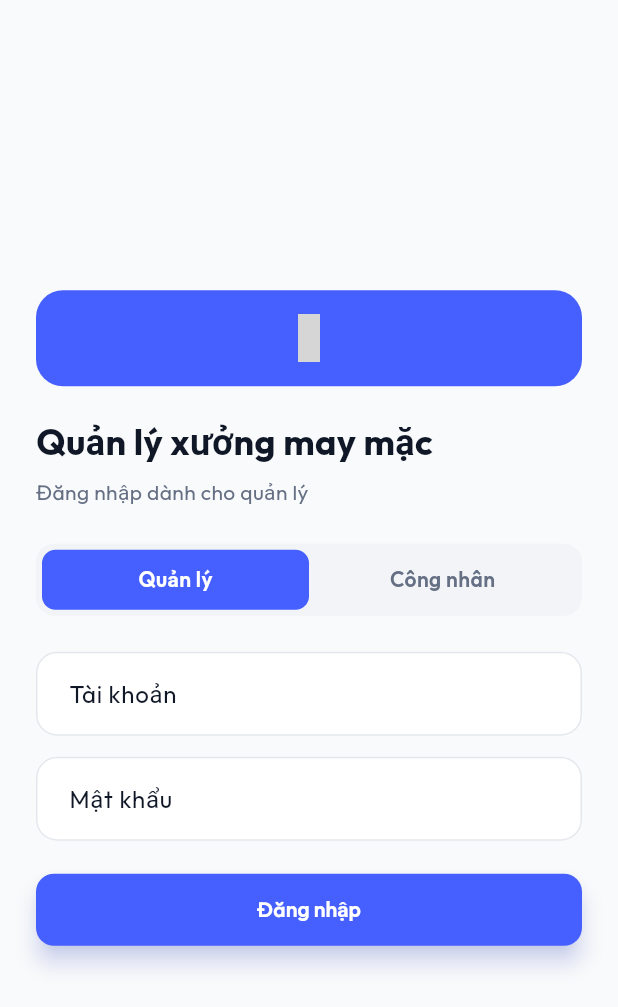
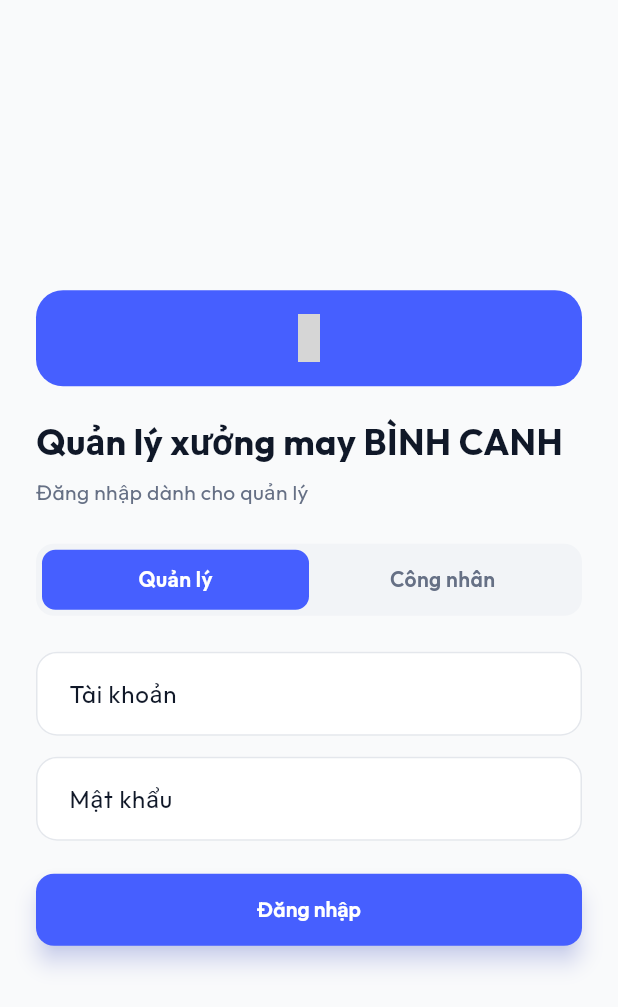
Before and after one commit to truongmanhdung/quanlyxuongmay-be, a Flutter app: the screen it shows after launch, on a phone screen of 412 x 824 dp. Shown: the top 1007 px of the screen. Run offline on Flutter 3.47's test engine with Material 3 defaults, Android fonts, the phone set to English and light mode, and no system bars; our stand-ins replace animated_notch_bottom_bar, firebase_core, firebase_messaging, flutter_animate, google_fonts, iconsax_flutter and 4 more; accounts and stored records are empty; grey boxes are pictures that could not be loaded.

Commit message:
fix: change

```diff
--- a/app/lib/main.dart
+++ b/app/lib/main.dart
@@ -47,7 +47,7 @@ class MainApp extends StatelessWidget {
         ),
       ],
       child: MaterialApp(
-        title: 'Quản lý xưởng may mặc',
+        title: 'Quản lý xưởng may BÌNH CANH',
         debugShowCheckedModeBanner: false,
         theme: buildAppTheme(brightness: Brightness.light),
         darkTheme: buildAppTheme(brightness: Brightness.dark),
@@ -127,7 +127,7 @@ class _StartupLoadingScreenState extends State<_StartupLoadingScreen> {
               ),
               const SizedBox(height: 20),
               Text(
-                'Quản lý xưởng may mặc',
+                'Quản lý xưởng may BÌNH CANH',
                 style: TextStyle(fontSize: 20, fontWeight: FontWeight.w700, color: isDark ? Colors.white : AppColors.gray900),
               ),
               const SizedBox(height: 24),
--- a/app/lib/models/batch.dart
+++ b/app/lib/models/batch.dart
@@ -28,9 +28,9 @@ String batchStatusLabel(BatchStatus status) {
 class Batch {
   final String id;
   final String code;
-  // co the null neu mau hang da bi xoa sau khi tao lo hang
+  // co the null neu mau hang / khach hang da bi xoa sau khi tao lo hang
   final ProductRef? product;
-  final CustomerRef customer;
+  final CustomerRef? customer;
   final double? plannedQuantity;
   final BatchStatus status;
   final String? note;
@@ -53,7 +53,7 @@ class Batch {
         id: json['_id'] as String,
         code: json['code'] as String,
         product: json['product'] != null ? ProductRef.fromJson(json['product'] as Map<String, dynamic>) : null,
-        customer: CustomerRef.fromJson(json['customer'] as Map<String, dynamic>),
+        customer: json['customer'] != null ? CustomerRef.fromJson(json['customer'] as Map<String, dynamic>) : null,
         plannedQuantity: (json['plannedQuantity'] as num?)?.toDouble(),
         status: batchStatusFromString(json['status'] as String? ?? 'dang_lam'),
         note: json['note'] as String?,
--- a/app/lib/models/defect_report.dart
+++ b/app/lib/models/defect_report.dart
@@ -9,9 +9,9 @@ String defectTypeLabel(DefectType type) => type == DefectType.traLai ? 'Khách t
 
 class DefectReport {
   final String id;
-  // co the null neu mau hang da bi xoa sau khi tao bao cao loi
+  // co the null neu mau hang / khach hang da bi xoa sau khi tao bao cao loi
   final ProductRef? product;
-  final CustomerRef customer;
+  final CustomerRef? customer;
   final double quantity;
   final DefectType type;
   final String? reason;
@@ -30,7 +30,7 @@ class DefectReport {
   factory DefectReport.fromJson(Map<String, dynamic> json) => DefectReport(
         id: json['_id'] as String,
         product: json['product'] != null ? ProductRef.fromJson(json['product'] as Map<String, dynamic>) : null,
-        customer: CustomerRef.fromJson(json['customer'] as Map<String, dynamic>),
+        customer: json['customer'] != null ? CustomerRef.fromJson(json['customer'] as Map<String, dynamic>) : null,
         quantity: (json['quantity'] as num).toDouble(),
         type: defectTypeFromString(json['type'] as String? ?? 'hong'),
         reason: json['reason'] as String?,
--- a/app/lib/models/order.dart
+++ b/app/lib/models/order.dart
@@ -35,7 +35,8 @@ class Order {
   final String id;
   final String code;
   final String type; // nhap | xuat
-  final CustomerRef customer;
+  // co the null neu khach hang da bi xoa sau khi tao don hang
+  final CustomerRef? customer;
   final DateTime date;
   final String? note;
   final List<OrderDetail> details;
@@ -54,7 +55,7 @@ class Order {
         id: json['_id'] as String,
         code: json['code'] as String,
         type: json['type'] as String,
-        customer: CustomerRef.fromJson(json['customer'] as Map<String, dynamic>),
+        customer: json['customer'] != null ? CustomerRef.fromJson(json['customer'] as Map<String, dynamic>) : null,
         date: DateTime.parse(json['date'] as String),
         note: json['note'] as String?,
         details: (json['details'] as List<dynamic>? ?? [])
--- a/app/lib/models/product.dart
+++ b/app/lib/models/product.dart
@@ -27,7 +27,8 @@ class ProcessStage {
 class Product {
   final String id;
   final String name;
-  final CustomerRef customer;
+  // co the null neu khach hang da bi xoa sau khi tao mau hang
+  final CustomerRef? customer;
   final String? unit;
   final double standardPrice;
   final bool active;
@@ -48,7 +49,7 @@ class Product {
   factory Product.fromJson(Map<String, dynamic> json) => Product(
         id: json['_id'] as String,
         name: json['name'] as String,
-        customer: CustomerRef.fromJson(json['customer'] as Map<String, dynamic>),
+        customer: json['customer'] != null ? CustomerRef.fromJson(json['customer'] as Map<String, dynamic>) : null,
         unit: json['unit'] as String?,
         standardPrice: (json['standardPrice'] as num?)?.toDouble() ?? 0,
         active: json['active'] as bool? ?? true,
--- a/app/lib/models/production_report.dart
+++ b/app/lib/models/production_report.dart
@@ -18,8 +18,8 @@ ReportStatus reportStatusFromString(String value) {
 class ProductionReport {
   final String id;
   final WorkerRef worker;
-  final CustomerRef customer;
-  // co the null neu mau hang / cong doan da bi xoa sau khi bao cao duoc gui
+  // co the null neu khach hang / mau hang / cong doan da bi xoa sau khi bao cao duoc gui
+  final CustomerRef? customer;
   final ProductRef? product;
   final ProcessStageRef? processStage;
   final String? batchNumber;
@@ -48,7 +48,7 @@ class ProductionReport {
   factory ProductionReport.fromJson(Map<String, dynamic> json) => ProductionReport(
         id: json['_id'] as String,
         worker: WorkerRef.fromJson(json['worker'] as Map<String, dynamic>),
-        customer: CustomerRef.fromJson(json['customer'] as Map<String, dynamic>),
+        customer: json['customer'] != null ? CustomerRef.fromJson(json['customer'] as Map<String, dynamic>) : null,
         product: json['product'] != null ? ProductRef.fromJson(json['product'] as Map<String, dynamic>) : null,
         processStage: json['processStage'] != null
             ? ProcessStageRef.fromJson(json['processStage'] as Map<String, dynamic>)
--- a/app/lib/screens/auth/login_screen.dart
+++ b/app/lib/screens/auth/login_screen.dart
@@ -76,7 +76,7 @@ class _LoginScreenState extends State<LoginScreen> {
                   ),
                   const SizedBox(height: 20),
                   Text(
-                    'Quản lý xưởng may mặc',
+                    'Quản lý xưởng may BÌNH CANH',
                     style: TextStyle(
                       fontSize: 24,
                       fontWeight: FontWeight.w700,
--- a/app/lib/screens/manager/batches_screen.dart
+++ b/app/lib/screens/manager/batches_screen.dart
@@ -241,7 +241,7 @@ class _BatchesScreenState extends State<BatchesScreen> {
                                 child: ListTile(
                                   title: Text(b.code, style: const TextStyle(fontWeight: FontWeight.w600)),
                                   subtitle: Text(
-                                    '${b.product?.name ?? "(mẫu hàng đã xoá)"} · ${b.customer.name}\n'
+                                    '${b.product?.name ?? "(mẫu hàng đã xoá)"} · ${b.customer?.name ?? "(khách hàng đã xoá)"}\n'
                                     '${formatNumber(b.reportedQuantity)}${b.plannedQuantity != null ? " / ${formatNumber(b.plannedQuantity!)}" : ""}'
                                     '${ready ? " · Đủ SL, chờ duyệt" : ""}'
                                     '${b.exportedQuantity > 0 ? " · Đã xuất kho ${formatNumber(b.exportedQuantity)}" : ""}',
--- a/app/lib/screens/manager/defects_screen.dart
+++ b/app/lib/screens/manager/defects_screen.dart
@@ -230,7 +230,7 @@ class _DefectsScreenState extends State<DefectsScreen> {
                                 child: ListTile(
                                   title: Text('${d.product?.name ?? "(mẫu hàng đã xoá)"} · ${formatNumber(d.quantity)}', style: const TextStyle(fontWeight: FontWeight.w600)),
                                   subtitle: Text(
-                                    '${d.customer.name}${d.reason != null && d.reason!.isNotEmpty ? " · ${d.reason}" : ""}\n${formatDateTime(d.reportedAt)}',
+                                    '${d.customer?.name ?? "(khách hàng đã xoá)"}${d.reason != null && d.reason!.isNotEmpty ? " · ${d.reason}" : ""}\n${formatDateTime(d.reportedAt)}',
                                   ),
                                   isThreeLine: true,
                                   trailing: PillBadge(
--- a/app/lib/screens/manager/orders_screen.dart
+++ b/app/lib/screens/manager/orders_screen.dart
@@ -244,7 +244,7 @@ class _OrdersScreenState extends State<OrdersScreen> {
                               return Card(
                                 child: ListTile(
                                   title: Text(o.code, style: const TextStyle(fontWeight: FontWeight.w600)),
-                                  subtitle: Text('${o.customer.name} · ${formatDate(o.date)}'),
+                                  subtitle: Text('${o.customer?.name ?? "(khách hàng đã xoá)"} · ${formatDate(o.date)}'),
                                   trailing: PillBadge(
                                     label: o.type == 'nhap' ? 'Nhập' : 'Xuất',
                                     color: o.type == 'nhap' ? AppColors.brand600 : AppColors.warning500,
--- a/app/lib/screens/manager/products_screen.dart
+++ b/app/lib/screens/manager/products_screen.dart
@@ -292,7 +292,7 @@ class _ProductsScreenState extends State<ProductsScreen> {
                         return Card(
                           child: ListTile(
                             title: Text(p.name, style: const TextStyle(fontWeight: FontWeight.w600)),
-                            subtitle: Text('${p.customer.name} · ${formatCurrency(p.standardPrice)}'),
+                            subtitle: Text('${p.customer?.name ?? "(khách hàng đã xoá)"} · ${formatCurrency(p.standardPrice)}'),
                             trailing: Row(
                               mainAxisSize: MainAxisSize.min,
                               children: [
```
Also changed, not shown: 2 other files.
